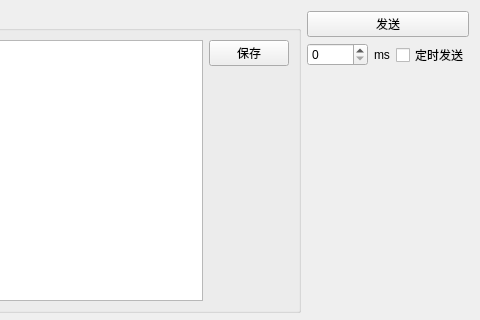
Above: src/plugins/CommunicationService/sqltableform.ui from XSoCY/ProtocolSimulator before the change; both pictures show x 545 to 1025 and y 0 to 320 of the 1025 by 631 pixel window. Below: the same form after it.
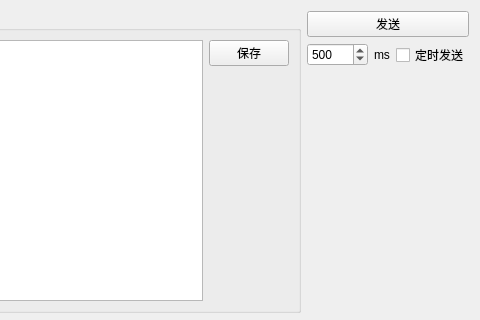
That is the form after the change.

Diff of the .ui file:
```diff
--- a/src/plugins/CommunicationService/sqltableform.ui
+++ b/src/plugins/CommunicationService/sqltableform.ui
@@ -103,9 +103,15 @@
       <layout class="QHBoxLayout" name="horizontalLayout_3">
        <item>
         <widget class="QSpinBox" name="spinBox">
+         <property name="minimum">
+          <number>20</number>
+         </property>
          <property name="maximum">
           <number>99999</number>
          </property>
+         <property name="value">
+          <number>500</number>
+         </property>
         </widget>
        </item>
        <item>
```
